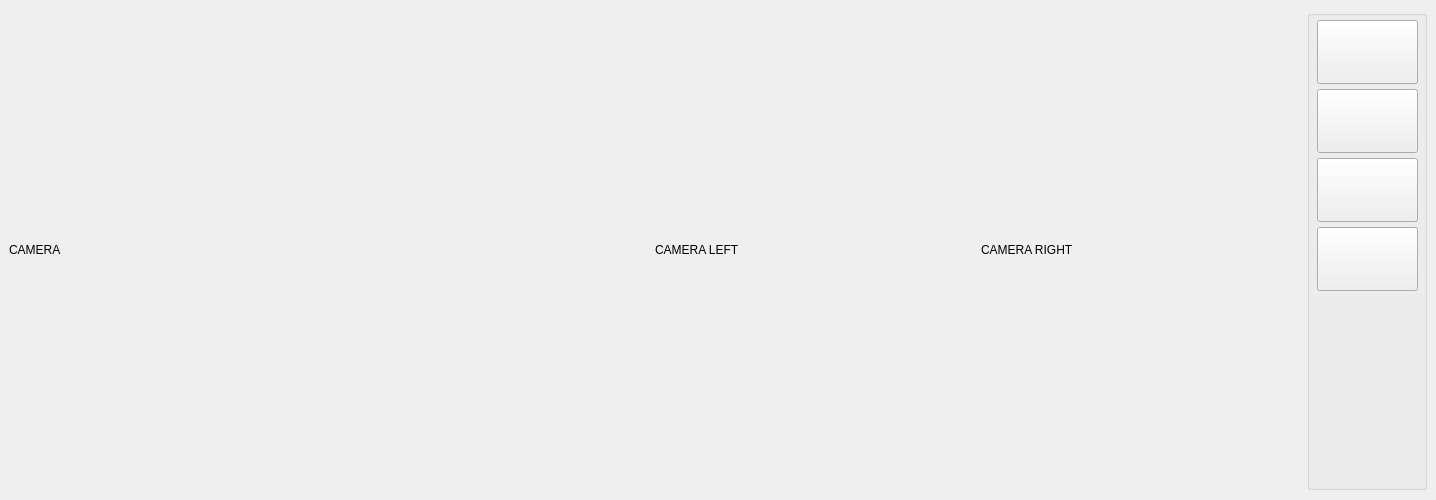
This is SevROVWorkstation/mainwindow.ui in valabsoft/ows-auv-chersonese as Qt 5 draws it before an edit. The edited form follows.
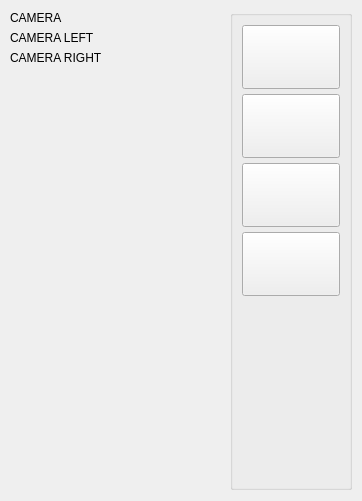
This is the edited form. Icons and pictures are not drawn.

The edit to the form file:
```diff
--- a/SevROVWorkstation/mainwindow.ui
+++ b/SevROVWorkstation/mainwindow.ui
@@ -6,107 +6,25 @@
    <rect>
     <x>0</x>
     <y>0</y>
-    <width>800</width>
-    <height>500</height>
+    <width>362</width>
+    <height>501</height>
    </rect>
   </property>
   <property name="windowTitle">
    <string>SevROV :: АРМ Оператора</string>
   </property>
   <widget class="QWidget" name="centralwidget">
-   <layout class="QHBoxLayout" name="horizontalLayout">
-    <item>
-     <widget class="QLabel" name="lbCamera">
-      <property name="sizePolicy">
-       <sizepolicy hsizetype="Fixed" vsizetype="Fixed">
-        <horstretch>0</horstretch>
-        <verstretch>0</verstretch>
-       </sizepolicy>
-      </property>
-      <property name="minimumSize">
-       <size>
-        <width>640</width>
-        <height>480</height>
-       </size>
-      </property>
-      <property name="maximumSize">
-       <size>
-        <width>640</width>
-        <height>480</height>
-       </size>
-      </property>
-      <property name="text">
-       <string>CAMERA</string>
-      </property>
-     </widget>
-    </item>
-    <item>
-     <widget class="QLabel" name="lbCameraL">
-      <property name="sizePolicy">
-       <sizepolicy hsizetype="Fixed" vsizetype="Fixed">
-        <horstretch>0</horstretch>
-        <verstretch>0</verstretch>
-       </sizepolicy>
-      </property>
-      <property name="minimumSize">
-       <size>
-        <width>320</width>
-        <height>240</height>
-       </size>
-      </property>
-      <property name="maximumSize">
-       <size>
-        <width>320</width>
-        <height>240</height>
-       </size>
-      </property>
-      <property name="text">
-       <string>CAMERA LEFT</string>
-      </property>
-     </widget>
-    </item>
-    <item>
-     <widget class="QLabel" name="lbCameraR">
-      <property name="sizePolicy">
-       <sizepolicy hsizetype="Fixed" vsizetype="Fixed">
-        <horstretch>0</horstretch>
-        <verstretch>0</verstretch>
-       </sizepolicy>
-      </property>
-      <property name="minimumSize">
-       <size>
-        <width>320</width>
-        <height>240</height>
-       </size>
-      </property>
-      <property name="maximumSize">
-       <size>
-        <width>320</width>
-        <height>240</height>
-       </size>
-      </property>
-      <property name="text">
-       <string>CAMERA RIGHT</string>
-      </property>
-     </widget>
-    </item>
-    <item>
-     <spacer name="horizontalSpacer">
-      <property name="orientation">
-       <enum>Qt::Horizontal</enum>
-      </property>
-      <property name="sizeHint" stdset="0">
-       <size>
-        <width>40</width>
-        <height>20</height>
-       </size>
-      </property>
-     </spacer>
-    </item>
-    <item>
      <widget class="QGroupBox" name="gbControlButtons">
+    <property name="geometry">
+     <rect>
+      <x>230</x>
+      <y>10</y>
+      <width>122</width>
+      <height>480</height>
+     </rect>
+    </property>
       <property name="sizePolicy">
-       <sizepolicy hsizetype="Fixed" vsizetype="Fixed">
+     <sizepolicy hsizetype="Fixed" vsizetype="Ignored">
         <horstretch>0</horstretch>
         <verstretch>0</verstretch>
        </sizepolicy>
@@ -120,15 +38,8 @@
       <property name="title">
        <string/>
       </property>
-      <widget class="QWidget" name="layoutWidget">
-       <property name="geometry">
-        <rect>
-         <x>10</x>
-         <y>10</y>
-         <width>101</width>
-         <height>461</height>
-        </rect>
-       </property>
+    <layout class="QVBoxLayout" name="verticalLayout">
+     <item>
        <layout class="QVBoxLayout" name="vlControlButtons">
         <property name="spacing">
          <number>5</number>
@@ -136,6 +47,9 @@
         <property name="sizeConstraint">
          <enum>QLayout::SetDefaultConstraint</enum>
         </property>
+       <property name="leftMargin">
+        <number>0</number>
+       </property>
         <item>
          <widget class="QPushButton" name="pbStartStop">
           <property name="sizePolicy">
@@ -266,10 +180,48 @@
          </widget>
         </item>
        </layout>
-      </widget>
-     </widget>
-    </item>
-   </layout>
+     </item>
+    </layout>
+   </widget>
+   <widget class="QLabel" name="lbCamera">
+    <property name="geometry">
+     <rect>
+      <x>10</x>
+      <y>10</y>
+      <width>121</width>
+      <height>16</height>
+     </rect>
+    </property>
+    <property name="text">
+     <string>CAMERA</string>
+    </property>
+   </widget>
+   <widget class="QLabel" name="lbCameraL">
+    <property name="geometry">
+     <rect>
+      <x>10</x>
+      <y>30</y>
+      <width>121</width>
+      <height>16</height>
+     </rect>
+    </property>
+    <property name="text">
+     <string>CAMERA LEFT</string>
+    </property>
+   </widget>
+   <widget class="QLabel" name="lbCameraR">
+    <property name="geometry">
+     <rect>
+      <x>10</x>
+      <y>50</y>
+      <width>121</width>
+      <height>16</height>
+     </rect>
+    </property>
+    <property name="text">
+     <string>CAMERA RIGHT</string>
+    </property>
+   </widget>
   </widget>
  </widget>
  <resources>
```
Lines whose indentation alone changed are shown as unchanged.
